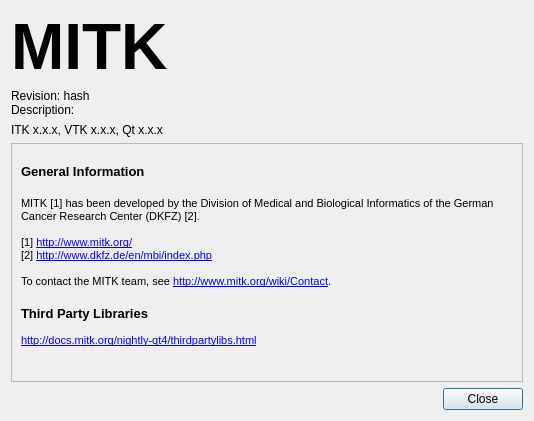
The window that Modules/QtWidgetsExt/QmitkAboutDialog/QmitkAboutDialogGUI.ui (MITK/MITK) describes before a commit, drawn with Qt 5.
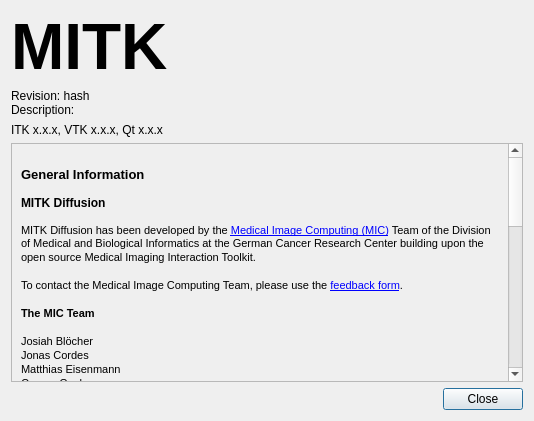
The same window after the commit. Icons and pictures are not drawn.

Commit message: Customize About Dialog

Patch:
```diff
--- a/Modules/QtWidgetsExt/QmitkAboutDialog/QmitkAboutDialogGUI.ui
+++ b/Modules/QtWidgetsExt/QmitkAboutDialog/QmitkAboutDialogGUI.ui
@@ -121,9 +121,9 @@
       <property name="geometry">
        <rect>
         <x>0</x>
-        <y>0</y>
-        <width>514</width>
-        <height>236</height>
+        <y>-171</y>
+        <width>498</width>
+        <height>758</height>
        </rect>
       </property>
       <layout class="QGridLayout" name="gridLayout">
@@ -133,20 +133,52 @@
           <string>&lt;!DOCTYPE HTML PUBLIC &quot;-//W3C//DTD HTML 4.0//EN&quot; &quot;http://www.w3.org/TR/REC-html40/strict.dtd&quot;&gt;
 &lt;html&gt;&lt;head&gt;&lt;meta name=&quot;qrichtext&quot; content=&quot;1&quot; /&gt;&lt;style type=&quot;text/css&quot;&gt;
 p, li { white-space: pre-wrap; }
-&lt;/style&gt;&lt;/head&gt;&lt;body style=&quot; font-family:'MS Shell Dlg 2'; font-size:8pt; font-weight:400; font-style:normal;&quot;&gt;
-&lt;p style=&quot; margin-top:0px; margin-bottom:0px; margin-left:0px; margin-right:0px; -qt-block-indent:0; text-indent:0px;&quot;&gt;&lt;span style=&quot; font-family:'Ubuntu'; font-size:10pt; font-weight:600;&quot;&gt;General Information&lt;/span&gt;&lt;/p&gt;
-&lt;p style=&quot;-qt-paragraph-type:empty; margin-top:0px; margin-bottom:0px; margin-left:0px; margin-right:0px; -qt-block-indent:0; text-indent:0px; font-family:'Ubuntu'; font-size:11pt;&quot;&gt;&lt;br /&gt;&lt;/p&gt;
-&lt;p style=&quot; margin-top:0px; margin-bottom:0px; margin-left:0px; margin-right:0px; -qt-block-indent:0; text-indent:0px;&quot;&gt;MITK [1] has been developed by the Division of Medical and Biological Informatics of the German Cancer Research Center (DKFZ) [2].&lt;/p&gt;
-&lt;p style=&quot;-qt-paragraph-type:empty; margin-top:0px; margin-bottom:0px; margin-left:0px; margin-right:0px; -qt-block-indent:0; text-indent:0px;&quot;&gt;&lt;br /&gt;&lt;/p&gt;
-&lt;p style=&quot; margin-top:0px; margin-bottom:0px; margin-left:0px; margin-right:0px; -qt-block-indent:0; text-indent:0px;&quot;&gt;[1] &lt;a href=&quot;http://www.mitk.org/&quot;&gt;&lt;span style=&quot; text-decoration: underline; color:#0000ff;&quot;&gt;http://www.mitk.org/&lt;/span&gt;&lt;/a&gt;&lt;/p&gt;
-&lt;p style=&quot; margin-top:0px; margin-bottom:0px; margin-left:0px; margin-right:0px; -qt-block-indent:0; text-indent:0px;&quot;&gt;[2] &lt;a href=&quot;http://www.dkfz.de/en/mbi/index.php&quot;&gt;&lt;span style=&quot; text-decoration: underline; color:#0000ff;&quot;&gt;http://www.dkfz.de/en/mbi/index.php&lt;/span&gt;&lt;/a&gt;&lt;/p&gt;
-&lt;p style=&quot;-qt-paragraph-type:empty; margin-top:0px; margin-bottom:0px; margin-left:0px; margin-right:0px; -qt-block-indent:0; text-indent:0px;&quot;&gt;&lt;br /&gt;&lt;/p&gt;
-&lt;p style=&quot; margin-top:0px; margin-bottom:0px; margin-left:0px; margin-right:0px; -qt-block-indent:0; text-indent:0px;&quot;&gt;To contact the MITK team, see &lt;a href=&quot;http://www.mitk.org/wiki/Contact&quot;&gt;&lt;span style=&quot; text-decoration: underline; color:#0000ff;&quot;&gt;http://www.mitk.org/wiki/Contact&lt;/span&gt;&lt;/a&gt;.&lt;/p&gt;
-&lt;p style=&quot;-qt-paragraph-type:empty; margin-top:0px; margin-bottom:0px; margin-left:0px; margin-right:0px; -qt-block-indent:0; text-indent:0px; font-family:'Ubuntu'; font-size:11pt;&quot;&gt;&lt;br /&gt;&lt;/p&gt;
-&lt;p style=&quot; margin-top:0px; margin-bottom:0px; margin-left:0px; margin-right:0px; -qt-block-indent:0; text-indent:0px;&quot;&gt;&lt;span style=&quot; font-size:10pt; font-weight:600;&quot;&gt;Third Party Libraries&lt;/span&gt;&lt;/p&gt;
-&lt;p style=&quot;-qt-paragraph-type:empty; margin-top:0px; margin-bottom:0px; margin-left:0px; margin-right:0px; -qt-block-indent:0; text-indent:0px;&quot;&gt;&lt;br /&gt;&lt;/p&gt;
-&lt;p style=&quot; margin-top:0px; margin-bottom:0px; margin-left:0px; margin-right:0px; -qt-block-indent:0; text-indent:0px;&quot;&gt;&lt;a href=&quot;http://docs.mitk.org/nightly-qt4/thirdpartylibs.html&quot;&gt;&lt;span style=&quot; text-decoration: underline; color:#0000ff;&quot;&gt;http://docs.mitk.org/nightly-qt4/thirdpartylibs.html&lt;/span&gt;&lt;/a&gt;&lt;/p&gt;
-&lt;p style=&quot;-qt-paragraph-type:empty; margin-top:0px; margin-bottom:0px; margin-left:0px; margin-right:0px; -qt-block-indent:0; text-indent:0px; text-decoration: underline; color:#0000ff;&quot;&gt;&lt;br /&gt;&lt;/p&gt;&lt;/body&gt;&lt;/html&gt;</string>
+&lt;/style&gt;&lt;/head&gt;&lt;body style=&quot; font-family:'Ubuntu'; font-size:11pt; font-weight:400; font-style:normal;&quot;&gt;
+&lt;p style=&quot; margin-top:0px; margin-bottom:0px; margin-left:0px; margin-right:0px; -qt-block-indent:0; text-indent:0px;&quot;&gt;&lt;span style=&quot; font-family:'Sans Serif'; font-size:9pt;&quot;&gt; &lt;/span&gt;&lt;/p&gt;
+&lt;p style=&quot; margin-top:0px; margin-bottom:0px; margin-left:0px; margin-right:0px; -qt-block-indent:0; text-indent:0px;&quot;&gt;&lt;span style=&quot; font-family:'Sans Serif'; font-size:10pt; font-weight:600;&quot;&gt;General Information&lt;/span&gt;&lt;span style=&quot; font-family:'Sans Serif'; font-size:9pt;&quot;&gt; &lt;/span&gt;&lt;/p&gt;
+&lt;p style=&quot; margin-top:0px; margin-bottom:0px; margin-left:0px; margin-right:0px; -qt-block-indent:0; text-indent:0px;&quot;&gt;&lt;span style=&quot; font-family:'Sans Serif'; font-size:9pt;&quot;&gt; &lt;/span&gt;&lt;/p&gt;
+&lt;p style=&quot; margin-top:0px; margin-bottom:0px; margin-left:0px; margin-right:0px; -qt-block-indent:0; text-indent:0px;&quot;&gt;&lt;span style=&quot; font-family:'Sans Serif'; font-size:9pt; font-weight:600;&quot;&gt;MITK Diffusion&lt;/span&gt;&lt;span style=&quot; font-family:'Sans Serif'; font-size:9pt;&quot;&gt; &lt;/span&gt;&lt;/p&gt;
+&lt;p style=&quot; margin-top:0px; margin-bottom:0px; margin-left:0px; margin-right:0px; -qt-block-indent:0; text-indent:0px;&quot;&gt;&lt;span style=&quot; font-family:'Sans Serif'; font-size:9pt;&quot;&gt; &lt;/span&gt;&lt;/p&gt;
+&lt;p style=&quot; margin-top:0px; margin-bottom:0px; margin-left:0px; margin-right:0px; -qt-block-indent:0; text-indent:0px;&quot;&gt;&lt;span style=&quot; font-family:'Sans Serif'; font-size:8pt;&quot;&gt;MITK Diffusion has been developed by the &lt;/span&gt;&lt;a href=&quot;http://www.dkfz.de/en/mbi/research/MIC/index.html&quot;&gt;&lt;span style=&quot; font-family:'Sans Serif'; font-size:8pt; text-decoration: underline; color:#0000ff;&quot;&gt;Medical Image Computing (MIC)&lt;/span&gt;&lt;/a&gt;&lt;span style=&quot; font-family:'Sans Serif'; font-size:8pt;&quot;&gt; Team of the Division of Medical and Biological Informatics at the German Cancer Research Center building upon the open source Medical Imaging Interaction Toolkit. &lt;/span&gt;&lt;span style=&quot; font-family:'Sans Serif'; font-size:9pt;&quot;&gt; &lt;/span&gt;&lt;/p&gt;
+&lt;p style=&quot; margin-top:0px; margin-bottom:0px; margin-left:0px; margin-right:0px; -qt-block-indent:0; text-indent:0px;&quot;&gt;&lt;span style=&quot; font-family:'Sans Serif'; font-size:9pt;&quot;&gt; &lt;/span&gt;&lt;/p&gt;
+&lt;p style=&quot; margin-top:0px; margin-bottom:0px; margin-left:0px; margin-right:0px; -qt-block-indent:0; text-indent:0px;&quot;&gt;&lt;span style=&quot; font-family:'Sans Serif'; font-size:8pt;&quot;&gt;To contact the Medical Image Computing Team, please use the &lt;/span&gt;&lt;a href=&quot;http://www.dkfz.de/en/mbi/people/Klaus_Fritzsche.php&quot;&gt;&lt;span style=&quot; font-family:'Sans Serif'; font-size:8pt; text-decoration: underline; color:#0000ff;&quot;&gt;feedback form&lt;/span&gt;&lt;/a&gt;&lt;span style=&quot; font-family:'Sans Serif'; font-size:8pt;&quot;&gt;.&lt;/span&gt;&lt;span style=&quot; font-family:'Sans Serif'; font-size:9pt;&quot;&gt; &lt;/span&gt;&lt;/p&gt;
+&lt;p style=&quot; margin-top:0px; margin-bottom:0px; margin-left:0px; margin-right:0px; -qt-block-indent:0; text-indent:0px;&quot;&gt;&lt;span style=&quot; font-family:'Sans Serif'; font-size:9pt;&quot;&gt; &lt;/span&gt;&lt;/p&gt;
+&lt;p style=&quot; margin-top:0px; margin-bottom:0px; margin-left:0px; margin-right:0px; -qt-block-indent:0; text-indent:0px;&quot;&gt;&lt;span style=&quot; font-family:'Sans Serif'; font-size:8pt; font-weight:600;&quot;&gt;The MIC Team&lt;/span&gt;&lt;span style=&quot; font-family:'Sans Serif'; font-size:9pt;&quot;&gt; &lt;/span&gt;&lt;/p&gt;
+&lt;p style=&quot; margin-top:0px; margin-bottom:0px; margin-left:0px; margin-right:0px; -qt-block-indent:0; text-indent:0px;&quot;&gt;&lt;span style=&quot; font-family:'Sans Serif'; font-size:9pt;&quot;&gt; &lt;/span&gt;&lt;/p&gt;
+&lt;p style=&quot; margin-top:0px; margin-bottom:0px; margin-left:0px; margin-right:0px; -qt-block-indent:0; text-indent:0px;&quot;&gt;&lt;span style=&quot; font-family:'Sans Serif'; font-size:8pt;&quot;&gt;Josiah Blöcher&lt;/span&gt;&lt;span style=&quot; font-family:'Sans Serif'; font-size:9pt;&quot;&gt; &lt;/span&gt;&lt;/p&gt;
+&lt;p style=&quot; margin-top:0px; margin-bottom:0px; margin-left:0px; margin-right:0px; -qt-block-indent:0; text-indent:0px;&quot;&gt;&lt;span style=&quot; font-family:'Sans Serif'; font-size:8pt;&quot;&gt;Jonas Cordes&lt;/span&gt;&lt;span style=&quot; font-family:'Sans Serif'; font-size:9pt;&quot;&gt; &lt;/span&gt;&lt;/p&gt;
+&lt;p style=&quot; margin-top:0px; margin-bottom:0px; margin-left:0px; margin-right:0px; -qt-block-indent:0; text-indent:0px;&quot;&gt;&lt;span style=&quot; font-family:'Sans Serif'; font-size:8pt;&quot;&gt;Matthias Eisenmann&lt;/span&gt;&lt;span style=&quot; font-family:'Sans Serif'; font-size:9pt;&quot;&gt; &lt;/span&gt;&lt;/p&gt;
+&lt;p style=&quot; margin-top:0px; margin-bottom:0px; margin-left:0px; margin-right:0px; -qt-block-indent:0; text-indent:0px;&quot;&gt;&lt;span style=&quot; font-family:'Sans Serif'; font-size:8pt;&quot;&gt;Caspar Goch&lt;/span&gt;&lt;span style=&quot; font-family:'Sans Serif'; font-size:9pt;&quot;&gt; &lt;/span&gt;&lt;/p&gt;
+&lt;p style=&quot; margin-top:0px; margin-bottom:0px; margin-left:0px; margin-right:0px; -qt-block-indent:0; text-indent:0px;&quot;&gt;&lt;span style=&quot; font-family:'Sans Serif'; font-size:8pt;&quot;&gt;Michael Götz&lt;/span&gt;&lt;span style=&quot; font-family:'Sans Serif'; font-size:9pt;&quot;&gt; &lt;/span&gt;&lt;/p&gt;
+&lt;p style=&quot; margin-top:0px; margin-bottom:0px; margin-left:0px; margin-right:0px; -qt-block-indent:0; text-indent:0px;&quot;&gt;&lt;span style=&quot; font-family:'Sans Serif'; font-size:8pt;&quot;&gt;Jan Hering&lt;/span&gt;&lt;span style=&quot; font-family:'Sans Serif'; font-size:9pt;&quot;&gt; &lt;/span&gt;&lt;/p&gt;
+&lt;p style=&quot; margin-top:0px; margin-bottom:0px; margin-left:0px; margin-right:0px; -qt-block-indent:0; text-indent:0px;&quot;&gt;&lt;span style=&quot; font-family:'Sans Serif'; font-size:8pt;&quot;&gt;Christoph Kolb&lt;/span&gt;&lt;span style=&quot; font-family:'Sans Serif'; font-size:9pt;&quot;&gt; &lt;/span&gt;&lt;/p&gt;
+&lt;p style=&quot; margin-top:0px; margin-bottom:0px; margin-left:0px; margin-right:0px; -qt-block-indent:0; text-indent:0px;&quot;&gt;&lt;span style=&quot; font-family:'Sans Serif'; font-size:8pt;&quot;&gt;Klaus Maier-Hein&lt;/span&gt;&lt;span style=&quot; font-family:'Sans Serif'; font-size:9pt;&quot;&gt; &lt;/span&gt;&lt;/p&gt;
+&lt;p style=&quot; margin-top:0px; margin-bottom:0px; margin-left:0px; margin-right:0px; -qt-block-indent:0; text-indent:0px;&quot;&gt;&lt;span style=&quot; font-family:'Sans Serif'; font-size:8pt;&quot;&gt;Peter Neher&lt;/span&gt;&lt;span style=&quot; font-family:'Sans Serif'; font-size:9pt;&quot;&gt; &lt;/span&gt;&lt;/p&gt;
+&lt;p style=&quot; margin-top:0px; margin-bottom:0px; margin-left:0px; margin-right:0px; -qt-block-indent:0; text-indent:0px;&quot;&gt;&lt;span style=&quot; font-family:'Sans Serif'; font-size:8pt;&quot;&gt;Marco Nolden&lt;/span&gt;&lt;span style=&quot; font-family:'Sans Serif'; font-size:9pt;&quot;&gt; &lt;/span&gt;&lt;/p&gt;
+&lt;p style=&quot; margin-top:0px; margin-bottom:0px; margin-left:0px; margin-right:0px; -qt-block-indent:0; text-indent:0px;&quot;&gt;&lt;span style=&quot; font-family:'Sans Serif'; font-size:8pt;&quot;&gt;Tobias Norajitra&lt;/span&gt;&lt;span style=&quot; font-family:'Sans Serif'; font-size:9pt;&quot;&gt; &lt;/span&gt;&lt;/p&gt;
+&lt;p style=&quot; margin-top:0px; margin-bottom:0px; margin-left:0px; margin-right:0px; -qt-block-indent:0; text-indent:0px;&quot;&gt;&lt;span style=&quot; font-family:'Sans Serif'; font-size:8pt;&quot;&gt;Moritz Petry&lt;/span&gt;&lt;span style=&quot; font-family:'Sans Serif'; font-size:9pt;&quot;&gt; &lt;/span&gt;&lt;/p&gt;
+&lt;p style=&quot; margin-top:0px; margin-bottom:0px; margin-left:0px; margin-right:0px; -qt-block-indent:0; text-indent:0px;&quot;&gt;&lt;span style=&quot; font-family:'Sans Serif'; font-size:8pt;&quot;&gt;Bram Stieltjes&lt;/span&gt;&lt;span style=&quot; font-family:'Sans Serif'; font-size:9pt;&quot;&gt; &lt;/span&gt;&lt;/p&gt;
+&lt;p style=&quot; margin-top:0px; margin-bottom:0px; margin-left:0px; margin-right:0px; -qt-block-indent:0; text-indent:0px;&quot;&gt;&lt;span style=&quot; font-family:'Sans Serif'; font-size:8pt;&quot;&gt;Christian Weber&lt;/span&gt;&lt;span style=&quot; font-family:'Sans Serif'; font-size:9pt;&quot;&gt; &lt;/span&gt;&lt;/p&gt;
+&lt;p style=&quot; margin-top:0px; margin-bottom:0px; margin-left:0px; margin-right:0px; -qt-block-indent:0; text-indent:0px;&quot;&gt;&lt;span style=&quot; font-family:'Sans Serif'; font-size:8pt;&quot;&gt;Sascha Zelzer&lt;/span&gt;&lt;span style=&quot; font-family:'Sans Serif'; font-size:9pt;&quot;&gt; &lt;/span&gt;&lt;/p&gt;
+&lt;p style=&quot; margin-top:0px; margin-bottom:0px; margin-left:0px; margin-right:0px; -qt-block-indent:0; text-indent:0px;&quot;&gt;&lt;span style=&quot; font-family:'Sans Serif'; font-size:9pt;&quot;&gt; &lt;/span&gt;&lt;/p&gt;
+&lt;p style=&quot; margin-top:0px; margin-bottom:0px; margin-left:0px; margin-right:0px; -qt-block-indent:0; text-indent:0px;&quot;&gt;&lt;span style=&quot; font-family:'Sans Serif'; font-size:9pt;&quot;&gt; &lt;/span&gt;&lt;/p&gt;
+&lt;p style=&quot; margin-top:0px; margin-bottom:0px; margin-left:0px; margin-right:0px; -qt-block-indent:0; text-indent:0px;&quot;&gt;&lt;span style=&quot; font-family:'Sans Serif'; font-size:8pt; font-weight:600;&quot;&gt;Acknowledgments&lt;/span&gt;&lt;span style=&quot; font-family:'Sans Serif'; font-size:9pt;&quot;&gt; &lt;/span&gt;&lt;/p&gt;
+&lt;p style=&quot; margin-top:0px; margin-bottom:0px; margin-left:0px; margin-right:0px; -qt-block-indent:0; text-indent:0px;&quot;&gt;&lt;span style=&quot; font-family:'Sans Serif'; font-size:9pt;&quot;&gt; &lt;/span&gt;&lt;/p&gt;
+&lt;p style=&quot; margin-top:0px; margin-bottom:0px; margin-left:0px; margin-right:0px; -qt-block-indent:0; text-indent:0px;&quot;&gt;&lt;span style=&quot; font-family:'Sans Serif'; font-size:8pt;&quot;&gt;We thank all members of the division of Medical and Biological Informatics for their work on MITK and their support for MITK Diffusion as well as our collaborators in the group Medical Image Computing here at the DKFZ as well as Marco Reisert (Department of Medical Physics, University Hospital Freiburg)&lt;/span&gt;&lt;span style=&quot; font-family:'Sans Serif'; font-size:9pt;&quot;&gt; &lt;/span&gt;&lt;/p&gt;
+&lt;p style=&quot; margin-top:0px; margin-bottom:0px; margin-left:0px; margin-right:0px; -qt-block-indent:0; text-indent:0px;&quot;&gt;&lt;span style=&quot; font-family:'Sans Serif'; font-size:9pt;&quot;&gt; &lt;/span&gt;&lt;/p&gt;
+&lt;p style=&quot; margin-top:0px; margin-bottom:0px; margin-left:0px; margin-right:0px; -qt-block-indent:0; text-indent:0px;&quot;&gt;&lt;span style=&quot; font-family:'Sans Serif'; font-size:9pt; font-weight:600;&quot;&gt;MITK&lt;/span&gt;&lt;span style=&quot; font-family:'Sans Serif'; font-size:9pt;&quot;&gt; &lt;/span&gt;&lt;/p&gt;
+&lt;p style=&quot; margin-top:0px; margin-bottom:0px; margin-left:0px; margin-right:0px; -qt-block-indent:0; text-indent:0px;&quot;&gt;&lt;span style=&quot; font-family:'Sans Serif'; font-size:9pt;&quot;&gt; &lt;/span&gt;&lt;/p&gt;
+&lt;p style=&quot; margin-top:0px; margin-bottom:0px; margin-left:0px; margin-right:0px; -qt-block-indent:0; text-indent:0px;&quot;&gt;&lt;span style=&quot; font-family:'MS Shell Dlg 2'; font-size:8pt;&quot;&gt;MITK [1] has been developed by the Division of Medical and Biological Informatics of the German Cancer Research Center (DKFZ) [2].&lt;/span&gt;&lt;span style=&quot; font-family:'Sans Serif'; font-size:9pt;&quot;&gt; &lt;/span&gt;&lt;/p&gt;
+&lt;p style=&quot; margin-top:0px; margin-bottom:0px; margin-left:0px; margin-right:0px; -qt-block-indent:0; text-indent:0px;&quot;&gt;&lt;span style=&quot; font-family:'Sans Serif'; font-size:9pt;&quot;&gt; &lt;/span&gt;&lt;/p&gt;
+&lt;p style=&quot; margin-top:0px; margin-bottom:0px; margin-left:0px; margin-right:0px; -qt-block-indent:0; text-indent:0px;&quot;&gt;&lt;span style=&quot; font-family:'MS Shell Dlg 2'; font-size:8pt;&quot;&gt;[1] &lt;/span&gt;&lt;a href=&quot;http://www.mitk.org/&quot;&gt;&lt;span style=&quot; font-family:'MS Shell Dlg 2'; font-size:8pt; text-decoration: underline; color:#0000ff;&quot;&gt;http://www.mitk.org/&lt;/span&gt;&lt;/a&gt;&lt;span style=&quot; font-family:'Sans Serif'; font-size:9pt;&quot;&gt; &lt;/span&gt;&lt;/p&gt;
+&lt;p style=&quot; margin-top:0px; margin-bottom:0px; margin-left:0px; margin-right:0px; -qt-block-indent:0; text-indent:0px;&quot;&gt;&lt;span style=&quot; font-family:'MS Shell Dlg 2'; font-size:8pt;&quot;&gt;[2] &lt;/span&gt;&lt;a href=&quot;http://www.dkfz.de/en/mbi/index.php&quot;&gt;&lt;span style=&quot; font-family:'MS Shell Dlg 2'; font-size:8pt; text-decoration: underline; color:#0000ff;&quot;&gt;http://www.dkfz.de/en/mbi/index.php&lt;/span&gt;&lt;/a&gt;&lt;span style=&quot; font-family:'Sans Serif'; font-size:9pt;&quot;&gt; &lt;/span&gt;&lt;/p&gt;
+&lt;p style=&quot; margin-top:0px; margin-bottom:0px; margin-left:0px; margin-right:0px; -qt-block-indent:0; text-indent:0px;&quot;&gt;&lt;span style=&quot; font-family:'Sans Serif'; font-size:9pt;&quot;&gt; &lt;/span&gt;&lt;/p&gt;
+&lt;p style=&quot; margin-top:0px; margin-bottom:0px; margin-left:0px; margin-right:0px; -qt-block-indent:0; text-indent:0px;&quot;&gt;&lt;span style=&quot; font-family:'MS Shell Dlg 2'; font-size:8pt;&quot;&gt;To contact the MITK team, see &lt;/span&gt;&lt;a href=&quot;http://www.mitk.org/wiki/Contact&quot;&gt;&lt;span style=&quot; font-family:'MS Shell Dlg 2'; font-size:8pt; text-decoration: underline; color:#0000ff;&quot;&gt;http://www.mitk.org/wiki/Contact&lt;/span&gt;&lt;/a&gt;&lt;span style=&quot; font-family:'MS Shell Dlg 2'; font-size:8pt;&quot;&gt;.&lt;/span&gt;&lt;span style=&quot; font-family:'Sans Serif'; font-size:9pt;&quot;&gt; &lt;/span&gt;&lt;/p&gt;
+&lt;p style=&quot; margin-top:0px; margin-bottom:0px; margin-left:0px; margin-right:0px; -qt-block-indent:0; text-indent:0px;&quot;&gt;&lt;span style=&quot; font-family:'Sans Serif'; font-size:9pt;&quot;&gt; &lt;/span&gt;&lt;/p&gt;
+&lt;p style=&quot; margin-top:0px; margin-bottom:0px; margin-left:0px; margin-right:0px; -qt-block-indent:0; text-indent:0px;&quot;&gt;&lt;span style=&quot; font-family:'MS Shell Dlg 2'; font-size:10pt; font-weight:600;&quot;&gt;Third Party Libraries&lt;/span&gt;&lt;span style=&quot; font-family:'Sans Serif'; font-size:9pt;&quot;&gt; &lt;/span&gt;&lt;/p&gt;
+&lt;p style=&quot; margin-top:0px; margin-bottom:0px; margin-left:0px; margin-right:0px; -qt-block-indent:0; text-indent:0px;&quot;&gt;&lt;span style=&quot; font-family:'Sans Serif'; font-size:9pt;&quot;&gt; &lt;/span&gt;&lt;/p&gt;
+&lt;p style=&quot; margin-top:0px; margin-bottom:0px; margin-left:0px; margin-right:0px; -qt-block-indent:0; text-indent:0px;&quot;&gt;&lt;a href=&quot;http://docs.mitk.org/nightly-qt4/thirdpartylibs.html&quot;&gt;&lt;span style=&quot; font-family:'MS Shell Dlg 2'; font-size:8pt; text-decoration: underline; color:#0000ff;&quot;&gt;http://docs.mitk.org/nightly-qt4/thirdpartylibs.html&lt;/span&gt;&lt;/a&gt;&lt;span style=&quot; font-family:'Sans Serif'; font-size:9pt;&quot;&gt; &lt;/span&gt;&lt;/p&gt;
+&lt;p style=&quot;-qt-paragraph-type:empty; margin-top:0px; margin-bottom:0px; margin-left:0px; margin-right:0px; -qt-block-indent:0; text-indent:0px; font-family:'MS Shell Dlg 2'; font-size:8pt; text-decoration: underline; color:#0000ff;&quot;&gt;&lt;br /&gt;&lt;/p&gt;&lt;/body&gt;&lt;/html&gt;</string>
          </property>
          <property name="wordWrap">
           <bool>true</bool>
```
The commit also changes 1 other file.
